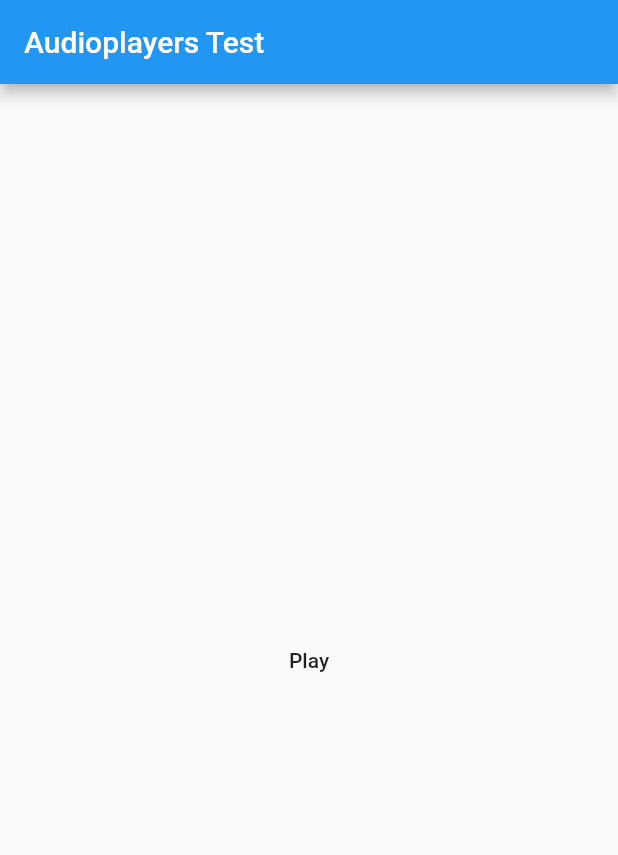
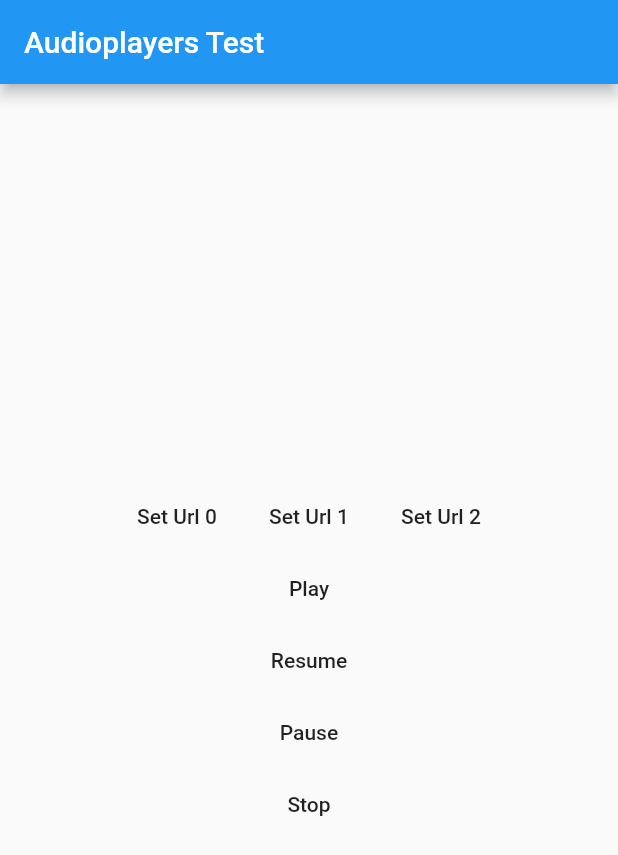
Before and after one commit to luanpotter/audioplayers_example, a Flutter app: the screen it shows after launch, after a tap on "Play", on a phone screen of 412 x 824 dp. Shown: the top 855 px of the screen. Run offline on Flutter 3.47's test engine with Material 2 defaults, Android fonts, the light colour scheme and no system bars; our stand-ins replace audioplayers.

Commit message:
adding more buttons to reflect new functionality

```diff
--- a/lib/main.dart
+++ b/lib/main.dart
@@ -27,11 +27,13 @@ class MyHomePage extends StatefulWidget {
   _MyHomePageState createState() => _MyHomePageState();
 }
 
+final urls = [
+  'https://luan.xyz/files/audio/ambient_c_motion.mp3',
+  'https://luan.xyz/files/audio/nasa_on_a_mission.mp3',
+  'http://bbcmedia.ic.llnwd.net/stream/bbcmedia_radio1xtra_mf_p',
+];
+
 class _MyHomePageState extends State<MyHomePage> {
-
-  void play() {
-    player.play('https://luan.xyz/files/audio/ambient_c_motion.mp3');
-  }
 
   @override
   Widget build(BuildContext context) {
@@ -42,11 +44,40 @@ class _MyHomePageState extends State<MyHomePage> {
       body: Center(
         child: Column(
           mainAxisAlignment: MainAxisAlignment.center,
-          children: <Widget>[
+          children: [
+            Row(
+              mainAxisAlignment: MainAxisAlignment.center,
+              children: [
+                FlatButton(
+                  child: Text('Set Url 0'),
+                  onPressed: () => player.setUrl(urls[0]),
+                ),
+                FlatButton(
+                  child: Text('Set Url 1'),
+                  onPressed: () => player.setUrl(urls[1]),
+                ),
+                FlatButton(
+                  child: Text('Set Url 2'),
+                  onPressed: () => player.setUrl(urls[2]),
+                ),
+              ],
+            ),
             FlatButton(
               child: Text('Play'),
-              onPressed: () => this.play(),
-            )
+              onPressed: () => player.play(urls[0]),
+            ),
+            FlatButton(
+              child: Text('Resume'),
+              onPressed: () => player.resume(),
+            ),
+            FlatButton(
+              child: Text('Pause'),
+              onPressed: () => player.pause(),
+            ),
+            FlatButton(
+              child: Text('Stop'),
+              onPressed: () => player.stop(),
+            ),
           ],
         ),
       ),
```
